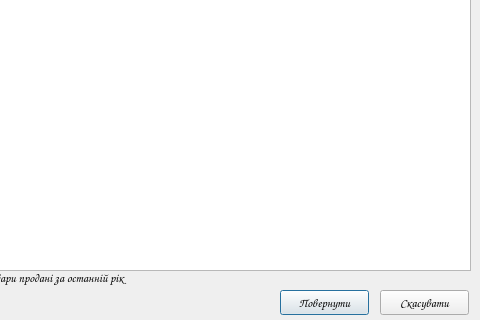
This is returngoodsdialog.ui in moz6go/ShoesStore as Qt 5 draws it before an edit; both pictures show x 160 to 640 and y 170 to 490 of the 640 by 490 pixel window. The edited form follows.
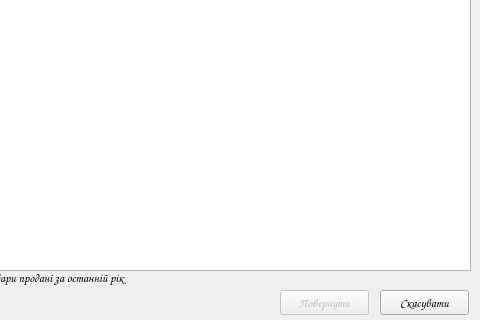
This is the edited form. Icons and pictures are not drawn.

```diff
--- a/returngoodsdialog.ui
+++ b/returngoodsdialog.ui
@@ -35,6 +35,9 @@
     <normaloff>:/pics/return_goods.png</normaloff>:/pics/return_goods.png</iconset>
   </property>
   <widget class="QPushButton" name="return_pb">
+   <property name="enabled">
+    <bool>false</bool>
+   </property>
    <property name="geometry">
     <rect>
      <x>440</x>
```
Left out of the diff: 5 changed lines with no effect on the pictures.
